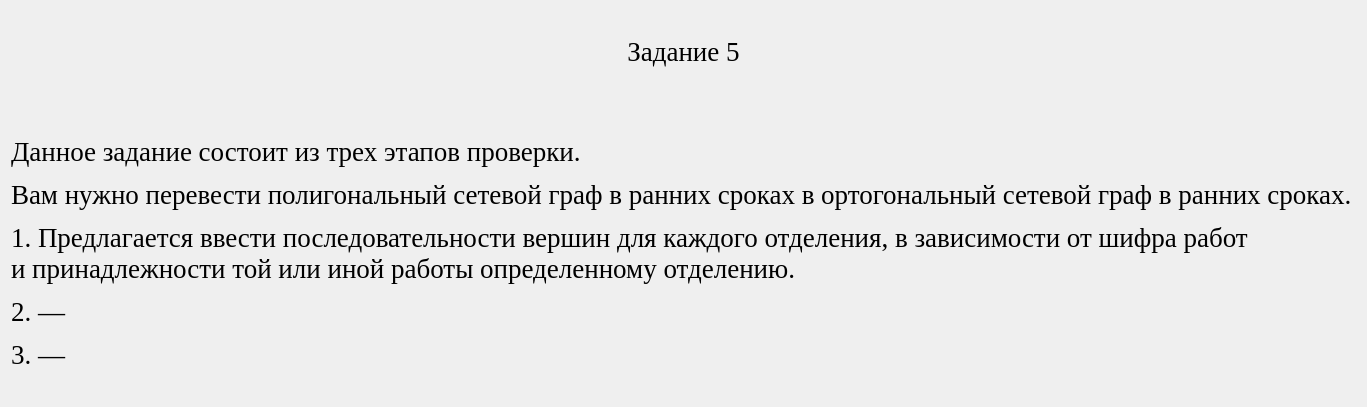
Old version of the form qt_designer_ui/TextTask5.ui in the repository IvaMarin/Project-Network-Diagram-App.
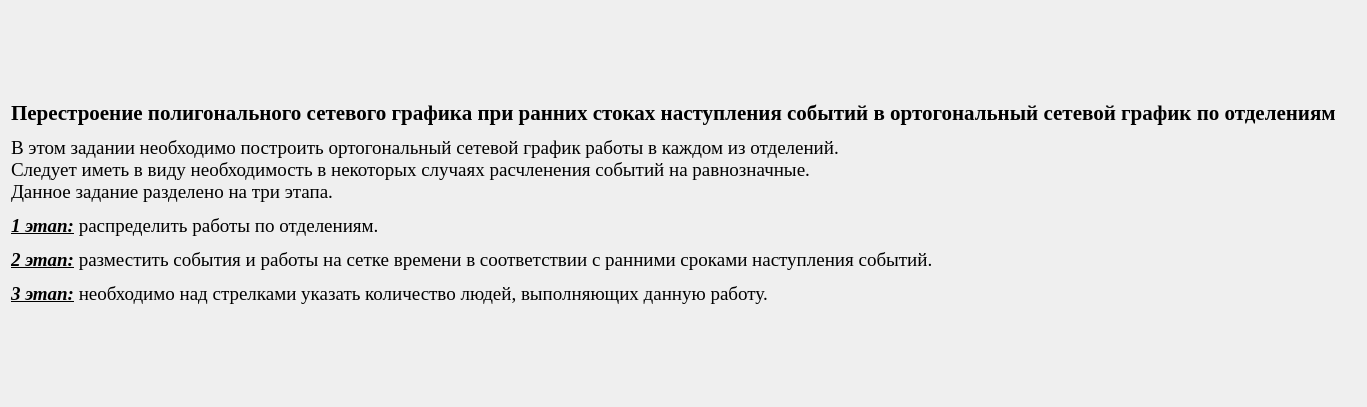
New version of the form.

```diff
--- a/qt_designer_ui/TextTask5.ui
+++ b/qt_designer_ui/TextTask5.ui
@@ -22,7 +22,7 @@
       </font>
      </property>
      <property name="text">
-      <string>&lt;html&gt;&lt;head/&gt;&lt;body&gt;&lt;p align=&quot;center&quot;&gt;&lt;span style=&quot; font-size:20pt;&quot;&gt;Задание 5&lt;/span&gt;&lt;/p&gt;&lt;p align=&quot;center&quot;&gt;&lt;span style=&quot; font-size:20pt;&quot;&gt;&lt;br/&gt;&lt;/span&gt;&lt;/p&gt;&lt;p&gt;&lt;span style=&quot; font-size:20pt;&quot;&gt;Данное задание состоит из трех этапов проверки.&lt;/span&gt;&lt;/p&gt;&lt;p&gt;&lt;span style=&quot; font-size:20pt;&quot;&gt;Вам нужно перевести полигональный сетевой граф в ранних сроках в ортогональный сетевой граф в ранних сроках.&lt;/span&gt;&lt;/p&gt;&lt;p&gt;&lt;span style=&quot; font-size:20pt;&quot;&gt;1. Предлагается ввести последовательности вершин для каждого отделения, в зависимости от шифра работ&lt;br/&gt;и принадлежности той или иной работы определенному отделению.&lt;/span&gt;&lt;/p&gt;&lt;p&gt;&lt;span style=&quot; font-size:20pt;&quot;&gt;2. —&lt;/span&gt;&lt;/p&gt;&lt;p&gt;&lt;span style=&quot; font-size:20pt;&quot;&gt;3. — &lt;/span&gt;&lt;/p&gt;&lt;/body&gt;&lt;/html&gt;</string>
+      <string>&lt;html&gt;&lt;head/&gt;&lt;body&gt;&lt;p&gt;&lt;span style=&quot; font-size:16pt; font-weight:600; background-color:transparent;&quot;&gt;Перестроение полигонального сетевого графика при ранних стоках наступления событий в ортогональный сетевой график по отделениям&lt;/span&gt;&lt;/p&gt;&lt;p align=&quot;justify&quot;&gt;&lt;span style=&quot; font-size:14pt; background-color:transparent;&quot;&gt;В этом задании необходимо построить ортогональный сетевой график работы в каждом из отделений. &lt;br/&gt;Следует иметь в виду необходимость в некоторых случаях расчленения событий на равнозначные.&lt;br/&gt;Данное задание разделено на три этапа. &lt;/span&gt;&lt;/p&gt;&lt;p align=&quot;justify&quot;&gt;&lt;span style=&quot; font-size:14pt; font-weight:600; font-style:italic; text-decoration: underline; background-color:transparent;&quot;&gt;1 этап:&lt;/span&gt;&lt;span style=&quot; font-size:14pt; background-color:transparent;&quot;&gt; распределить работы по отделениям. &lt;/span&gt;&lt;/p&gt;&lt;p align=&quot;justify&quot;&gt;&lt;span style=&quot; font-size:14pt; font-weight:600; font-style:italic; text-decoration: underline; background-color:transparent;&quot;&gt;2 этап:&lt;/span&gt;&lt;span style=&quot; font-size:14pt; background-color:transparent;&quot;&gt; разместить события и работы на сетке времени в соответствии с ранними сроками наступления событий.&lt;/span&gt;&lt;/p&gt;&lt;p align=&quot;justify&quot;&gt;&lt;span style=&quot; font-size:14pt; font-weight:600; font-style:italic; text-decoration: underline; background-color:transparent;&quot;&gt;3 этап:&lt;/span&gt;&lt;span style=&quot; font-size:14pt; background-color:transparent;&quot;&gt; необходимо над стрелками указать количество людей, выполняющих данную работу.&lt;/span&gt;&lt;/p&gt;&lt;/body&gt;&lt;/html&gt;</string>
      </property>
     </widget>
    </item>
```
